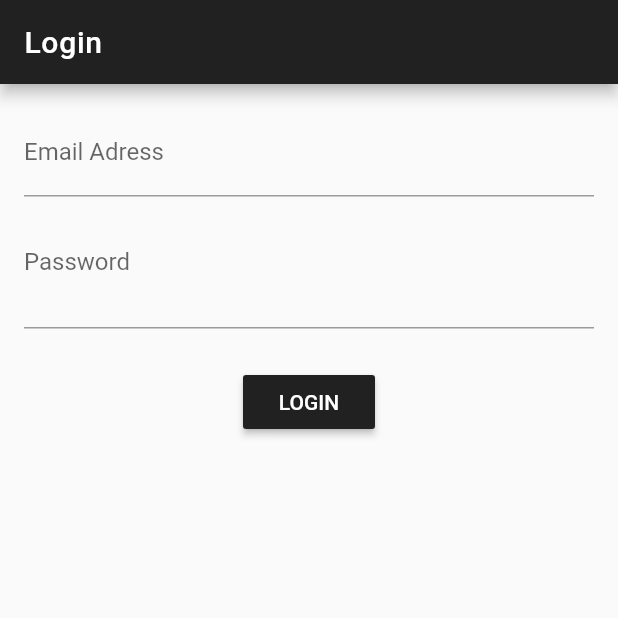
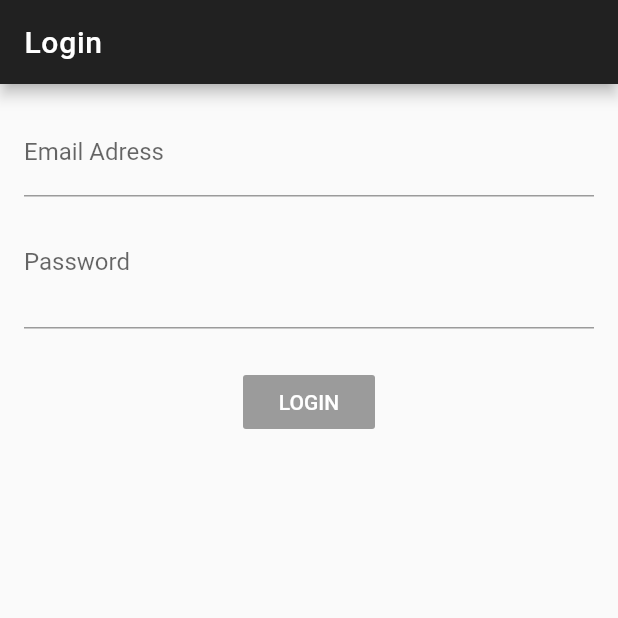
Before and after one commit to pedrolacerda81/flutters-guide, a Flutter app: the screen it shows after launch, on a phone screen of 412 x 824 dp, the top half of it. Run offline on Flutter 3.47's test engine with Material 2 defaults, Android fonts, the phone set to English and light mode, and no system bars; our stand-ins replace rxdart.

Commit message:
Aula 178

```diff
--- a/apps/login_bloc/lib/src/app.dart
+++ b/apps/login_bloc/lib/src/app.dart
@@ -2,6 +2,7 @@
 import 'package:flutter/material.dart';
 //Pages Imports
 import './screens/login.dart';
+import './blocs/provider.dart';
 
 //Widget
 class App extends StatelessWidget {
@@ -9,7 +10,8 @@ class App extends StatelessWidget {
   //Build Method
   @override
   Widget build(BuildContext context) {
-    return MaterialApp(
+    return Provider(
+      child: MaterialApp(
         debugShowCheckedModeBanner: false,
         title: 'Log Me In',
         theme: ThemeData(
@@ -17,6 +19,7 @@ class App extends StatelessWidget {
           accentColor: Colors.amber[800],
         ),
         home: Login(),
+      ),
     );
   }
   //Other Methods
--- /dev/null
+++ b/apps/login_bloc/lib/src/blocs/provider.dart
@@ -0,0 +1,23 @@
+//Packages Imports
+import 'package:flutter/material.dart';
+//Pages Imports
+import './login.dart';
+
+//Class Provider
+class Provider extends InheritedWidget {
+  //Constructor
+  Provider({Key key, Widget child}) : super(key: key, child: child);
+  //Variables
+  final loginBloc = LoginBloc();
+  //Update Should Notify Method
+  @override
+  bool updateShouldNotify(InheritedWidget oldWidget) {
+    return true;
+  }
+
+  //Other Methods
+  static LoginBloc of(BuildContext context) {
+    return (context.inheritFromWidgetOfExactType(Provider) as Provider)
+        .loginBloc;
+  }
+}
--- a/apps/login_bloc/lib/src/screens/login.dart
+++ b/apps/login_bloc/lib/src/screens/login.dart
@@ -3,6 +3,7 @@ import 'package:flutter/material.dart';
 
 //Pages Imports
 import '../blocs/login.dart';
+import '../blocs/provider.dart';
 
 //Widget
 class Login extends StatelessWidget {
@@ -12,6 +13,9 @@ class Login extends StatelessWidget {
   //Build Method
   @override
   Widget build(BuildContext context) {
+    //Build Method's variables
+    final loginBloc = Provider.of(context);
+    /**/
     return Scaffold(
       appBar: AppBar(
         title: Text(
@@ -23,10 +27,10 @@ class Login extends StatelessWidget {
         margin: EdgeInsets.all(16.0),
         child: Column(
           children: <Widget>[
-            emailField(),
-            passField(),
+            emailField(loginBloc),
+            passField(loginBloc),
             Container(margin: EdgeInsets.only(top: 25.0)),
-            submitButton(context),
+            submitButton(loginBloc),
           ],
         ),
       ),
@@ -34,7 +38,7 @@ class Login extends StatelessWidget {
   }
 
   //Other Methods
-  StreamBuilder emailField() {
+  StreamBuilder emailField(LoginBloc loginBloc) {
     return StreamBuilder(
       stream: loginBloc.email,
       builder: (BuildContext context, AsyncSnapshot<dynamic> snapshot) {
@@ -51,7 +55,7 @@ class Login extends StatelessWidget {
     );
   }
 
-  StreamBuilder passField() {
+  StreamBuilder passField(LoginBloc loginBloc) {
     return StreamBuilder(
       stream: loginBloc.password,
       builder: (BuildContext context, AsyncSnapshot<dynamic> snapshot) {
@@ -79,11 +83,16 @@ class Login extends StatelessWidget {
     );
   }
 
-  RaisedButton submitButton(BuildContext context) {
-    return RaisedButton(
-      child: Text('LOGIN', style: TextStyle(color: Colors.white)),
-      onPressed: () {},
-      color: Theme.of(context).primaryColor,
+  StreamBuilder submitButton(LoginBloc loginBloc) {
+    return StreamBuilder(
+      stream: loginBloc.submitValid,
+      builder: (BuildContext context, AsyncSnapshot<dynamic> snapshot) {
+        return RaisedButton(
+          color: Theme.of(context).primaryColor,
+          child: Text('LOGIN', style: TextStyle(color: Colors.white)),
+          onPressed: snapshot.hasData ? loginBloc.loginSubmit : null,
+        );
+      },
     );
   }
 /***/
--- a/apps/login_bloc/pubspec.yaml
+++ b/apps/login_bloc/pubspec.yaml
@@ -23,6 +23,7 @@ dependencies:
   # The following adds the Cupertino Icons font to your application.
   # Use with the CupertinoIcons class for iOS style icons.
   cupertino_icons: ^0.1.2
+  rxdart: ^0.22.0
 
 dev_dependencies:
   flutter_test:
```
Also changed, not shown: apps/login_bloc/lib/src/blocs/login.dart (+17 -4 lines), apps/login_bloc/pubspec.lock. Lines whose indentation alone changed are shown as unchanged.
